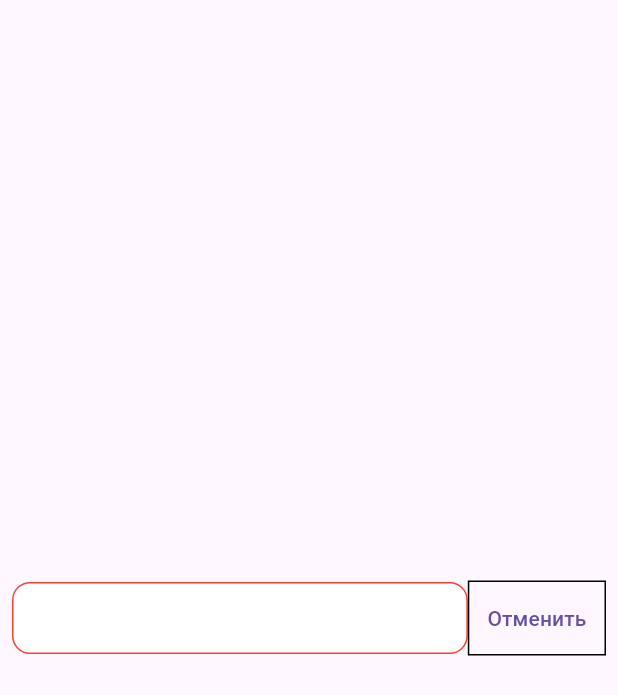
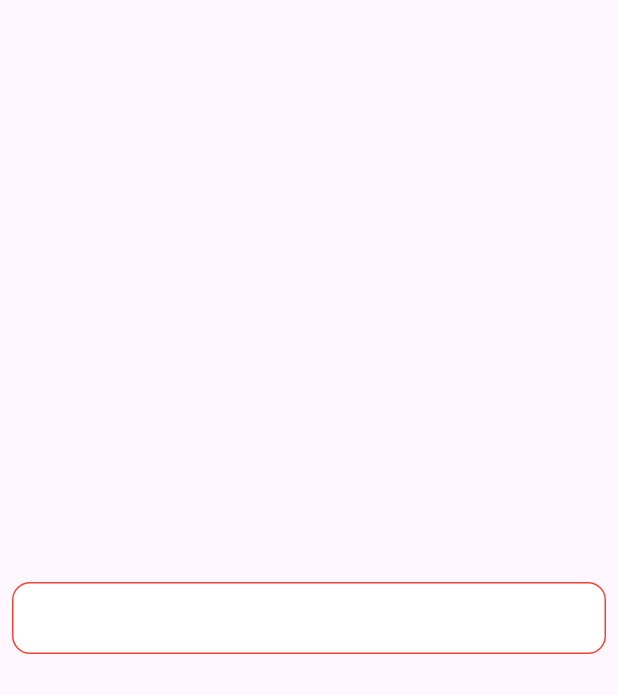
Before and after one commit to EvgrafovBTW/flutter_animated_search_field_example, a Flutter app: the screen it shows after launch, on a phone screen of 412 x 824 dp. Shown: the top 695 px of the screen. Run offline on Flutter 3.47's test engine with Material 3 defaults, Android fonts, the light colour scheme and no system bars.

Commit message:
added proper animation

```diff
--- a/lib/animation_screen.dart
+++ b/lib/animation_screen.dart
@@ -8,6 +8,8 @@ class AnimationScreen extends StatefulWidget {
   @override
   State<AnimationScreen> createState() => _AnimationScreenState();
 }
+
+const duration = Durations.short4;
 
 class _AnimationScreenState extends State<AnimationScreen> {
   final TextEditingController controller = TextEditingController();
@@ -39,7 +41,7 @@ class _AnimationScreenState extends State<AnimationScreen> {
       children: [
         Row(
           children: [
-            Flexible(
+            Expanded(
               child: TextFormField(
                 focusNode: node,
                 controller: controller,
@@ -48,9 +50,22 @@ class _AnimationScreenState extends State<AnimationScreen> {
                 },
               ),
             ),
-            Container(
-              decoration: BoxDecoration(border: Border.all()),
-              child: const _CancelButton(),
+            AnimatedContainer(
+              duration: duration,
+              width: node.hasFocus ? 90 : 0,
+              child: AnimatedOpacity(
+                duration: duration,
+                opacity: node.hasFocus ? 1 : 0,
+                child: AnimatedSlide(
+                  duration: duration,
+                  offset: Offset(node.hasFocus ? 0 : 1, 0),
+                  curve: Curves.fastOutSlowIn,
+                  child: _CancelButton(() {
+                    controller.clear();
+                    node.unfocus();
+                  }),
+                ),
+              ),
             ),
           ],
         ),
@@ -60,13 +75,20 @@ class _AnimationScreenState extends State<AnimationScreen> {
 }
 
 class _CancelButton extends StatelessWidget {
-  const _CancelButton();
+  const _CancelButton(this.onPressed);
+  final VoidCallback onPressed;
 
   @override
   Widget build(BuildContext context) {
     return TextButton(
-      onPressed: () {},
-      child: const Text('Отменить'),
+      onPressed: onPressed,
+      child: const Text(
+        'Cancel',
+        softWrap: false,
+        style: TextStyle(
+          overflow: TextOverflow.visible,
+        ),
+      ),
     );
   }
 }
```
